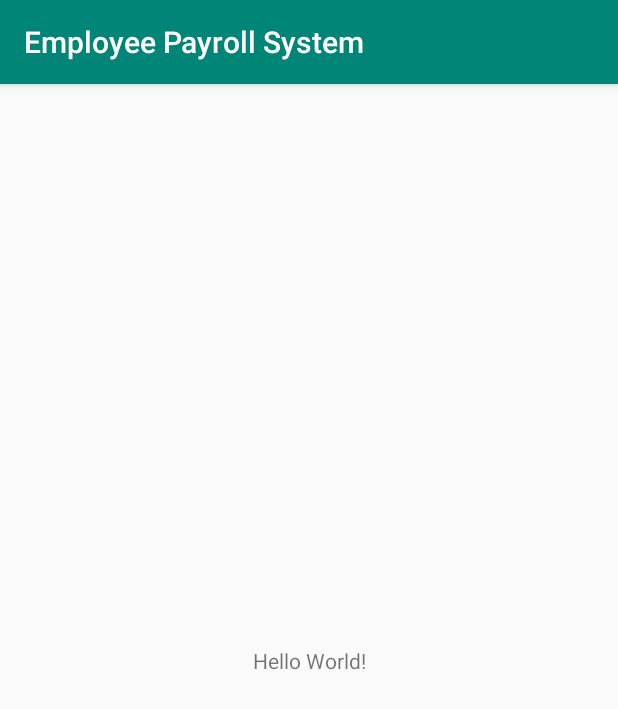
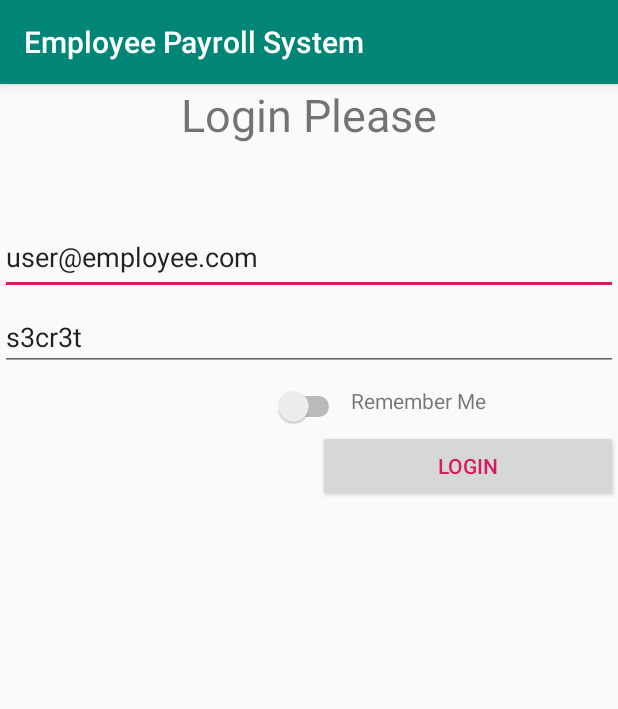
Before and after one commit to charanpreetkaur026/Employee_Payroll-System, an Android app: the screen it shows after launch (MainActivity before the commit, Login after it), on a phone screen of 412 x 824 dp. Shown: the top 709 px of the screen. Run offline under Robolectric (Android 15) with nearby library versions, the phone set to English and light mode, and no system bars.

Commit message:
[charan] designing login activity

```diff
--- a/app/build.gradle
+++ b/app/build.gradle
@@ -21,9 +21,15 @@ android {
 
 dependencies {
     implementation fileTree(dir: 'libs', include: ['*.jar'])
+
     implementation 'androidx.appcompat:appcompat:1.1.0'
     implementation 'androidx.constraintlayout:constraintlayout:1.1.3'
     testImplementation 'junit:junit:4.12'
     androidTestImplementation 'androidx.test.ext:junit:1.1.1'
     androidTestImplementation 'androidx.test.espresso:espresso-core:3.2.0'
+
+    implementation 'com.android.support:support-v4:29.0.0'
+    implementation 'com.android.support:design:29.0.0'
+    implementation 'com.android.support:cardview-v7:28.0.0'
+
 }
--- a/app/src/main/AndroidManifest.xml
+++ b/app/src/main/AndroidManifest.xml
@@ -9,7 +9,7 @@
         android:roundIcon="@mipmap/ic_launcher_round"
         android:supportsRtl="true"
         android:theme="@style/AppTheme">
-        <activity android:name=".MainActivity">
+        <activity android:name=".Login">
             <intent-filter>
                 <action android:name="android.intent.action.MAIN" />
 
--- a/app/src/main/java/com/example/employeepayrollsystem/MainActivity.java
+++ b/app/src/main/java/com/example/employeepayrollsystem/Login.java
@@ -4,7 +4,7 @@ import androidx.appcompat.app.AppCompatActivity;
 
 import android.os.Bundle;
 
-public class MainActivity extends AppCompatActivity {
+public class Login extends AppCompatActivity {
 
     @Override
     protected void onCreate(Bundle savedInstanceState) {
--- a/app/src/main/res/layout/activity_main.xml
+++ b/app/src/main/res/layout/activity_main.xml
@@ -1,18 +1,71 @@
 <?xml version="1.0" encoding="utf-8"?>
-<androidx.constraintlayout.widget.ConstraintLayout xmlns:android="http://schemas.android.com/apk/res/android"
+<LinearLayout xmlns:android="http://schemas.android.com/apk/res/android"
     xmlns:app="http://schemas.android.com/apk/res-auto"
     xmlns:tools="http://schemas.android.com/tools"
     android:layout_width="match_parent"
+    android:orientation="vertical"
     android:layout_height="match_parent"
-    tools:context=".MainActivity">
+    tools:context=".Login">
+
+
 
     <TextView
-        android:layout_width="wrap_content"
+        android:id="@+id/textView7"
+        android:layout_width="match_parent"
         android:layout_height="wrap_content"
-        android:text="Hello World!"
-        app:layout_constraintBottom_toBottomOf="parent"
-        app:layout_constraintLeft_toLeftOf="parent"
-        app:layout_constraintRight_toRightOf="parent"
-        app:layout_constraintTop_toTopOf="parent" />
+        android:layout_marginBottom="50dp"
 
-</androidx.constraintlayout.widget.ConstraintLayout>
+        android:text="Login Please"
+        android:textAlignment="center"
+        android:textSize="30sp" />
+
+    <EditText
+        android:id="@+id/edtUsername"
+        android:layout_width="match_parent"
+        android:layout_height="50dp"
+        android:layout_marginBottom="5dp"
+
+        android:ems="10"
+        android:inputType="textPersonName"
+        android:text="user@employee.com" />
+
+    <EditText
+        android:id="@+id/edtPassword"
+        android:layout_width="match_parent"
+        android:layout_height="wrap_content"
+        android:layout_marginBottom="10dp"
+
+        android:ems="10"
+        android:inputType="textPersonName"
+        android:text="s3cr3t" />
+
+    <RelativeLayout
+        android:layout_width="match_parent"
+        android:layout_height="wrap_content">
+
+        <Switch
+            android:id="@+id/swRememberMe"
+            android:layout_width="48dp"
+            android:layout_height="16dp"
+            android:layout_centerHorizontal="true"
+            android:textAlignment="viewEnd"
+            android:textSize="18sp"
+            android:textStyle="bold" />
+
+        <TextView
+            android:id="@+id/textView8"
+            android:layout_width="178dp"
+            android:layout_height="wrap_content"
+            android:layout_alignParentEnd="true"
+            android:layout_marginBottom="10dp"
+            android:text="Remember Me" />
+    </RelativeLayout>
+
+    <Button
+        android:id="@+id/btnLogin"
+        android:layout_width="200dp"
+        android:layout_gravity="right"
+        android:textColor="@color/colorAccent"
+        android:layout_height="wrap_content"
+        android:text="Login" />
+</LinearLayout>
```
